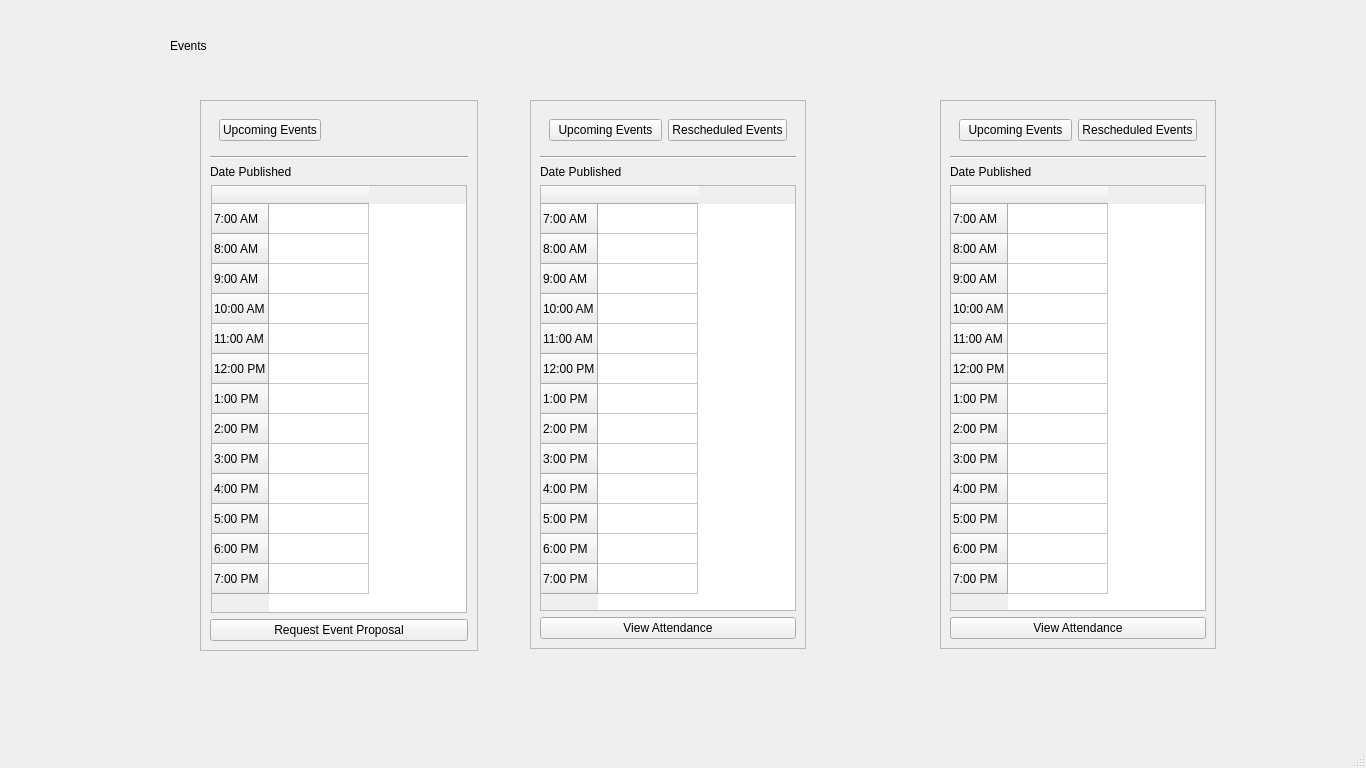
The window that cisc_V-Hub/Module-6_Event_Manager/Users/Student/EventManager-OrgOfficer.ui (PenJR/CISC-VHUB) describes before a commit, drawn with Qt 5.
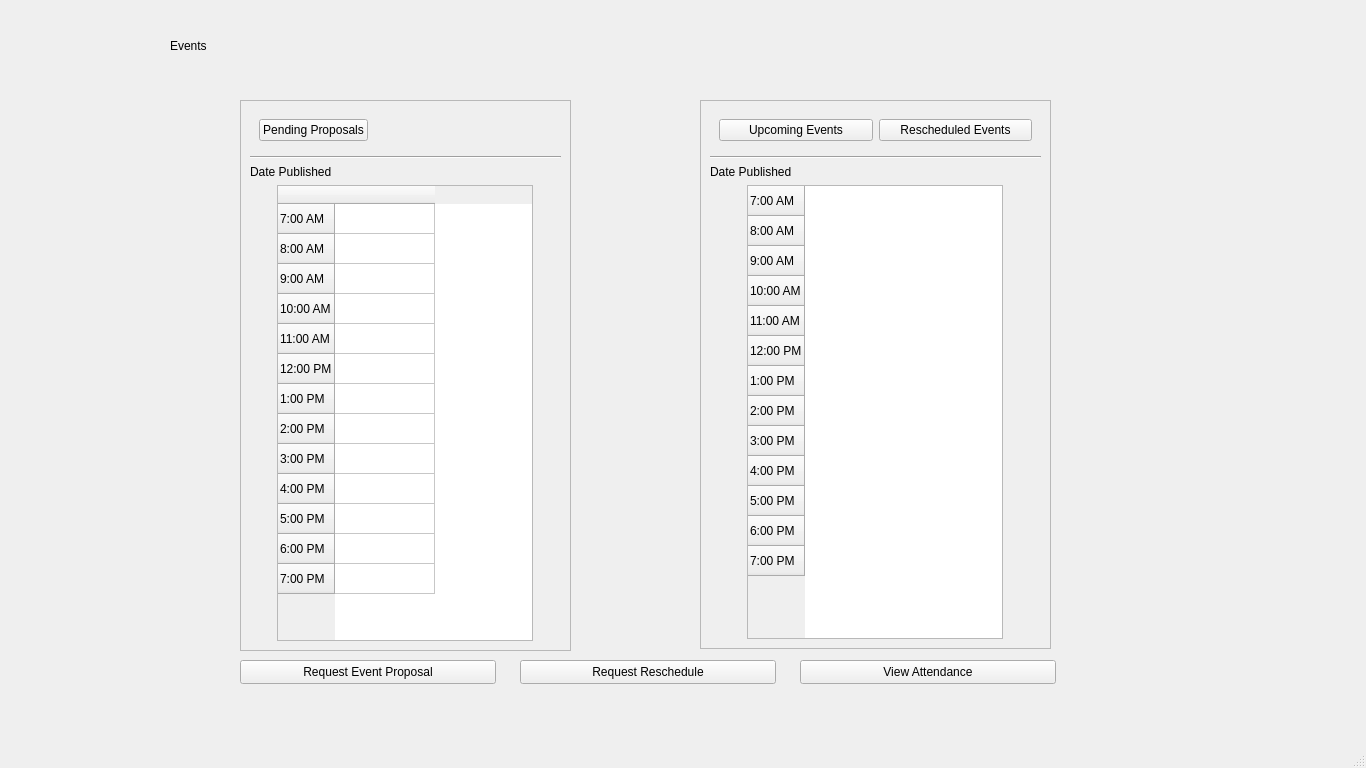
The same window after the commit. The open tabs and pages were chosen to show the change.

Patch:
```diff
--- a/cisc_V-Hub/Module-6_Event_Manager/Users/Student/EventManager-OrgOfficer.ui
+++ b/cisc_V-Hub/Module-6_Event_Manager/Users/Student/EventManager-OrgOfficer.ui
@@ -30,9 +30,9 @@
      <widget class="QWidget" name="horizontalLayoutWidget_4">
       <property name="geometry">
        <rect>
-        <x>200</x>
+        <x>240</x>
         <y>100</y>
-        <width>278</width>
+        <width>331</width>
         <height>551</height>
        </rect>
       </property>
@@ -49,7 +49,7 @@
              <item alignment="Qt::AlignLeft">
               <widget class="QPushButton" name="pushButton_2">
                <property name="text">
-                <string>Upcoming Events</string>
+                <string>Pending Proposals</string>
                </property>
               </widget>
              </item>
@@ -144,301 +144,11 @@
             </column>
            </widget>
           </item>
-          <item>
-           <widget class="QPushButton" name="pushButton_3">
-            <property name="text">
-             <string>Request Event Proposal</string>
-            </property>
-           </widget>
-          </item>
          </layout>
         </widget>
        </item>
       </layout>
      </widget>
-     <widget class="QWidget" name="horizontalLayoutWidget_6">
-      <property name="geometry">
-       <rect>
-        <x>940</x>
-        <y>100</y>
-        <width>278</width>
-        <height>551</height>
-       </rect>
-      </property>
-      <layout class="QHBoxLayout" name="Layout_Events_3">
-       <item>
-        <widget class="QStackedWidget" name="stackedWidget_2">
-         <property name="currentIndex">
-          <number>0</number>
-         </property>
-         <widget class="QWidget" name="page_3">
-          <widget class="QFrame" name="Events_Upcoming">
-           <property name="geometry">
-            <rect>
-             <x>0</x>
-             <y>0</y>
-             <width>276</width>
-             <height>549</height>
-            </rect>
-           </property>
-           <property name="frameShape">
-            <enum>QFrame::StyledPanel</enum>
-           </property>
-           <layout class="QVBoxLayout" name="verticalLayout_6">
-            <item>
-             <widget class="QWidget" name="widget_5" native="true">
-              <layout class="QHBoxLayout" name="horizontalLayout_4">
-               <item>
-                <widget class="QPushButton" name="pushButton_8">
-                 <property name="text">
-                  <string>Upcoming Events</string>
-                 </property>
-                </widget>
-               </item>
-               <item>
-                <widget class="QPushButton" name="pushButton_9">
-                 <property name="text">
-                  <string>Rescheduled Events</string>
-                 </property>
-                </widget>
-               </item>
-              </layout>
-             </widget>
-            </item>
-            <item>
-             <widget class="Line" name="line_6">
-              <property name="orientation">
-               <enum>Qt::Horizontal</enum>
-              </property>
-             </widget>
-            </item>
-            <item alignment="Qt::AlignLeft|Qt::AlignTop">
-             <widget class="QLabel" name="DatePublished_Events_3">
-              <property name="text">
-               <string>Date Published</string>
-              </property>
-             </widget>
-            </item>
-            <item alignment="Qt::AlignHCenter">
-             <widget class="QTableWidget" name="Events_table_3">
-              <row>
-               <property name="text">
-                <string>7:00 AM</string>
-               </property>
-              </row>
-              <row>
-               <property name="text">
-                <string>8:00 AM</string>
-               </property>
-              </row>
-              <row>
-               <property name="text">
-                <string>9:00 AM</string>
-               </property>
-              </row>
-              <row>
-               <property name="text">
-                <string>10:00 AM</string>
-               </property>
-              </row>
-              <row>
-               <property name="text">
-                <string>11:00 AM</string>
-               </property>
-              </row>
-              <row>
-               <property name="text">
-                <string>12:00 PM</string>
-               </property>
-              </row>
-              <row>
-               <property name="text">
-                <string>1:00 PM</string>
-               </property>
-              </row>
-              <row>
-               <property name="text">
-                <string>2:00 PM</string>
-               </property>
-              </row>
-              <row>
-               <property name="text">
-                <string>3:00 PM</string>
-               </property>
-              </row>
-              <row>
-               <property name="text">
-                <string>4:00 PM</string>
-               </property>
-              </row>
-              <row>
-               <property name="text">
-                <string>5:00 PM</string>
-               </property>
-              </row>
-              <row>
-               <property name="text">
-                <string>6:00 PM</string>
-               </property>
-              </row>
-              <row>
-               <property name="text">
-                <string>7:00 PM</string>
-               </property>
-              </row>
-              <column>
-               <property name="text">
-                <string/>
-               </property>
-              </column>
-             </widget>
-            </item>
-            <item>
-             <widget class="QPushButton" name="pushButton_10">
-              <property name="text">
-               <string>View Attendance</string>
-              </property>
-             </widget>
-            </item>
-           </layout>
-          </widget>
-         </widget>
-         <widget class="QWidget" name="page_4">
-          <widget class="QFrame" name="Events_Upcoming_2">
-           <property name="geometry">
-            <rect>
-             <x>0</x>
-             <y>0</y>
-             <width>276</width>
-             <height>549</height>
-            </rect>
-           </property>
-           <property name="frameShape">
-            <enum>QFrame::StyledPanel</enum>
-           </property>
-           <layout class="QVBoxLayout" name="verticalLayout_7">
-            <item>
-             <widget class="QWidget" name="widget_6" native="true">
-              <layout class="QHBoxLayout" name="horizontalLayout_5">
-               <item>
-                <widget class="QPushButton" name="pushButton_11">
-                 <property name="text">
-                  <string>Upcoming Events</string>
-                 </property>
-                </widget>
-               </item>
-               <item>
-                <widget class="QPushButton" name="pushButton_12">
-                 <property name="text">
-                  <string>Rescheduled Events</string>
-                 </property>
-                </widget>
-               </item>
-              </layout>
-             </widget>
-            </item>
-            <item>
-             <widget class="Line" name="line_7">
-              <property name="orientation">
-               <enum>Qt::Horizontal</enum>
-              </property>
-             </widget>
-            </item>
-            <item alignment="Qt::AlignLeft|Qt::AlignTop">
-             <widget class="QLabel" name="DatePublished_Events_4">
-              <property name="text">
-               <string>Date Published</string>
-              </property>
-             </widget>
-            </item>
-            <item alignment="Qt::AlignHCenter">
-             <widget class="QTableWidget" name="Events_table_4">
-              <row>
-               <property name="text">
-                <string>7:00 AM</string>
-               </property>
-              </row>
-              <row>
-               <property name="text">
-                <string>8:00 AM</string>
-               </property>
-              </row>
-              <row>
-               <property name="text">
-                <string>9:00 AM</string>
-               </property>
-              </row>
-              <row>
-               <property name="text">
-                <string>10:00 AM</string>
-               </property>
-              </row>
-              <row>
-               <property name="text">
-                <string>11:00 AM</string>
-               </property>
-              </row>
-              <row>
-               <property name="text">
-                <string>12:00 PM</string>
-               </property>
-              </row>
-              <row>
-               <property name="text">
-                <string>1:00 PM</string>
-               </property>
-              </row>
-              <row>
-               <property name="text">
-                <string>2:00 PM</string>
-               </property>
-              </row>
-              <row>
-               <property name="text">
-                <string>3:00 PM</string>
-               </property>
-              </row>
-              <row>
-               <property name="text">
-                <string>4:00 PM</string>
-               </property>
-              </row>
-              <row>
-               <property name="text">
-                <string>5:00 PM</string>
-               </property>
-              </row>
-              <row>
-               <property name="text">
-                <string>6:00 PM</string>
-               </property>
-              </row>
-              <row>
-               <property name="text">
-                <string>7:00 PM</string>
-               </property>
-              </row>
-              <column>
-               <property name="text">
-                <string/>
-               </property>
-              </column>
-             </widget>
-            </item>
-            <item>
-             <widget class="QPushButton" name="pushButton_13">
-              <property name="text">
-               <string>View Attendance</string>
-              </property>
-             </widget>
-            </item>
-           </layout>
-          </widget>
-         </widget>
-        </widget>
-       </item>
-      </layout>
-     </widget>
      <widget class="QLabel" name="label">
       <property name="geometry">
        <rect>
@@ -455,9 +165,9 @@
      <widget class="QWidget" name="horizontalLayoutWidget_7">
       <property name="geometry">
        <rect>
-        <x>530</x>
+        <x>700</x>
         <y>100</y>
-        <width>278</width>
+        <width>351</width>
         <height>551</height>
        </rect>
       </property>
@@ -584,13 +294,6 @@
               </row>
              </widget>
             </item>
-            <item>
-             <widget class="QPushButton" name="pushButton_19">
-              <property name="text">
-               <string>Request Reschedule</string>
-              </property>
-             </widget>
-            </item>
            </layout>
           </widget>
          </widget>
@@ -600,7 +303,7 @@
             <rect>
              <x>0</x>
              <y>0</y>
-             <width>276</width>
+             <width>351</width>
              <height>549</height>
             </rect>
            </property>
@@ -709,18 +412,6 @@
                 <string>7:00 PM</string>
                </property>
               </row>
-              <column>
-               <property name="text">
-                <string/>
-               </property>
-              </column>
-             </widget>
-            </item>
-            <item>
-             <widget class="QPushButton" name="pushButton_22">
-              <property name="text">
-               <string>View Attendance</string>
-              </property>
              </widget>
             </item>
            </layout>
@@ -730,6 +421,45 @@
        </item>
       </layout>
      </widget>
+     <widget class="QPushButton" name="pushButton_10">
+      <property name="geometry">
+       <rect>
+        <x>800</x>
+        <y>660</y>
+        <width>256</width>
+        <height>24</height>
+       </rect>
+      </property>
+      <property name="text">
+       <string>View Attendance</string>
+      </property>
+     </widget>
+     <widget class="QPushButton" name="pushButton_19">
+      <property name="geometry">
+       <rect>
+        <x>520</x>
+        <y>660</y>
+        <width>256</width>
+        <height>24</height>
+       </rect>
+      </property>
+      <property name="text">
+       <string>Request Reschedule</string>
+      </property>
+     </widget>
+     <widget class="QPushButton" name="pushButton_3">
+      <property name="geometry">
+       <rect>
+        <x>240</x>
+        <y>660</y>
+        <width>256</width>
+        <height>24</height>
+       </rect>
+      </property>
+      <property name="text">
+       <string>Request Event Proposal</string>
+      </property>
+     </widget>
     </widget>
     <widget class="QWidget" name="page_2">
      <widget class="QWidget" name="verticalLayoutWidget">
```
Left out of the diff: 10 changed lines with no effect on the pictures.
